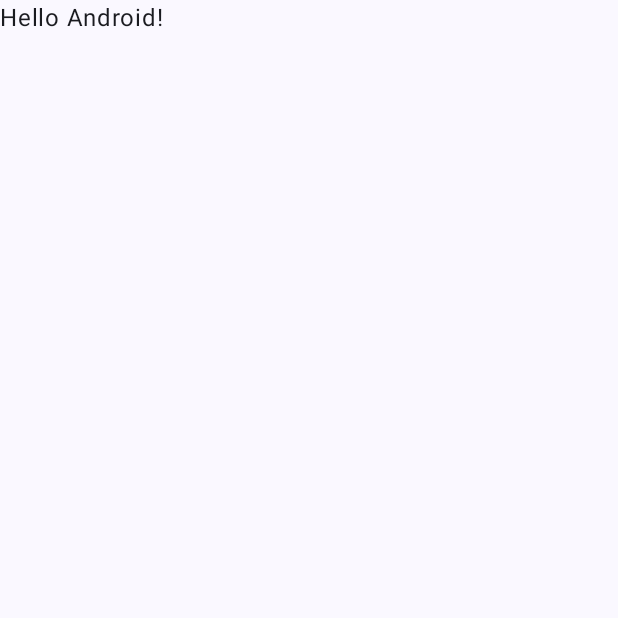
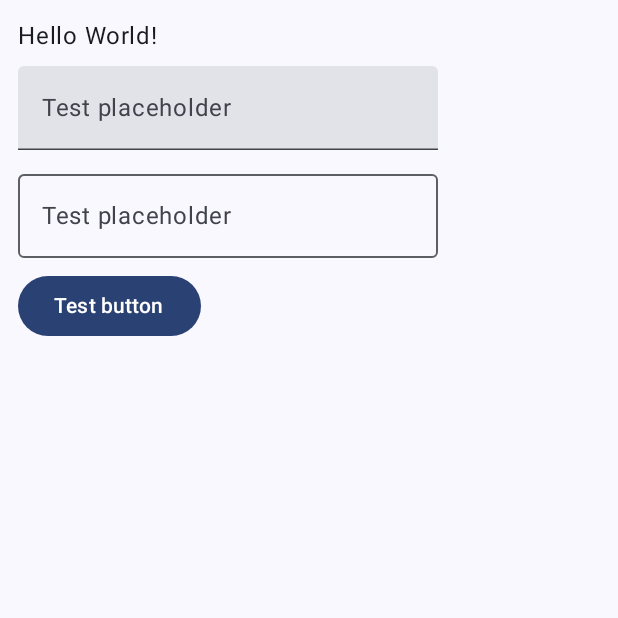
Before and after one commit to itsWindows11/Greenland, an Android app built with Jetpack Compose: the screen it shows after launch (MainActivity), on a phone screen of 412 x 824 dp, the top half of it. Before the commit the part shown is almost empty. Run offline under Robolectric (Android 15) with nearby library versions, the phone set to English and light mode, and no system bars.

Commit message:
Added tiny sample

```diff
--- a/app/src/main/java/dev/itswin11/greenland/MainActivity.kt
+++ b/app/src/main/java/dev/itswin11/greenland/MainActivity.kt
@@ -3,16 +3,26 @@ package dev.itswin11.greenland
 import android.os.Bundle
 import androidx.activity.ComponentActivity
 import androidx.activity.compose.setContent
+import androidx.compose.foundation.layout.Arrangement
+import androidx.compose.foundation.layout.Column
 import androidx.compose.foundation.layout.fillMaxSize
+import androidx.compose.foundation.layout.padding
+import androidx.compose.material3.Button
+import androidx.compose.material3.ExperimentalMaterial3Api
 import androidx.compose.material3.MaterialTheme
+import androidx.compose.material3.OutlinedTextField
 import androidx.compose.material3.Surface
 import androidx.compose.material3.Text
-import androidx.compose.runtime.Composable
+import androidx.compose.material3.TextField
+import androidx.compose.runtime.mutableStateOf
+import androidx.compose.runtime.remember
 import androidx.compose.ui.Modifier
-import androidx.compose.ui.tooling.preview.Preview
+import androidx.compose.ui.text.TextStyle
+import androidx.compose.ui.unit.Dp
 import dev.itswin11.greenland.ui.theme.GreenlandTheme
 
 class MainActivity : ComponentActivity() {
+    @OptIn(ExperimentalMaterial3Api::class)
     override fun onCreate(savedInstanceState: Bundle?) {
         super.onCreate(savedInstanceState)
         setContent {
@@ -22,25 +32,30 @@ class MainActivity : ComponentActivity() {
                     modifier = Modifier.fillMaxSize(),
                     color = MaterialTheme.colorScheme.background
                 ) {
-                    Greeting("Android")
+                    val textState = remember { mutableStateOf("") }
+
+                    Column(
+                        verticalArrangement = Arrangement.spacedBy(Dp(8F)),
+                        modifier = Modifier.padding(Dp(12F))
+                    ) {
+                        Text("Hello World!")
+                        TextField(
+                            value = textState.value,
+                            onValueChange = { value: String -> textState.value = value},
+                            label = { Text("Test placeholder") }
+                        )
+                        OutlinedTextField(
+                            value = textState.value,
+                            onValueChange = { value: String -> textState.value = value},
+                            label = { Text("Test placeholder") }
+                        )
+                        Button(
+                            onClick = {},
+                            content = { Text("Test button") }
+                        )
+                    }
                 }
             }
         }
     }
 }
-
-@Composable
-fun Greeting(name: String, modifier: Modifier = Modifier) {
-    Text(
-        text = "Hello $name!",
-        modifier = modifier
-    )
-}
-
-@Preview(showBackground = true)
-@Composable
-fun GreetingPreview() {
-    GreenlandTheme {
-        Greeting("Android")
-    }
-}
```
Also changed, not shown: app/build.gradle.kts (+7 -8 lines).
